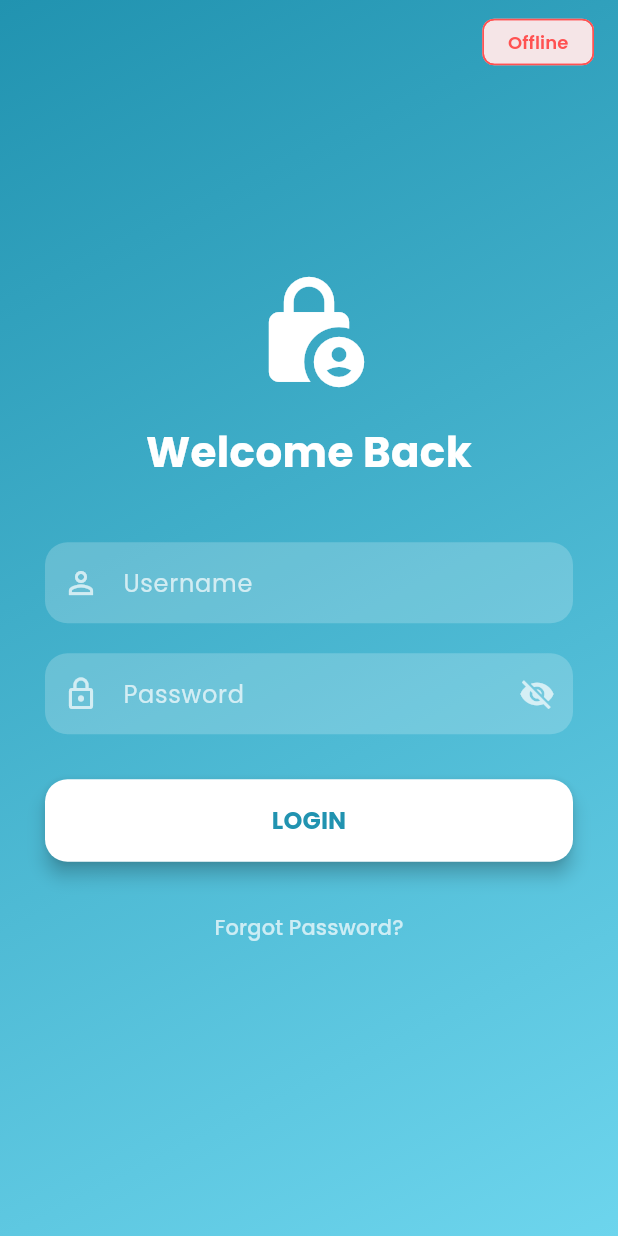
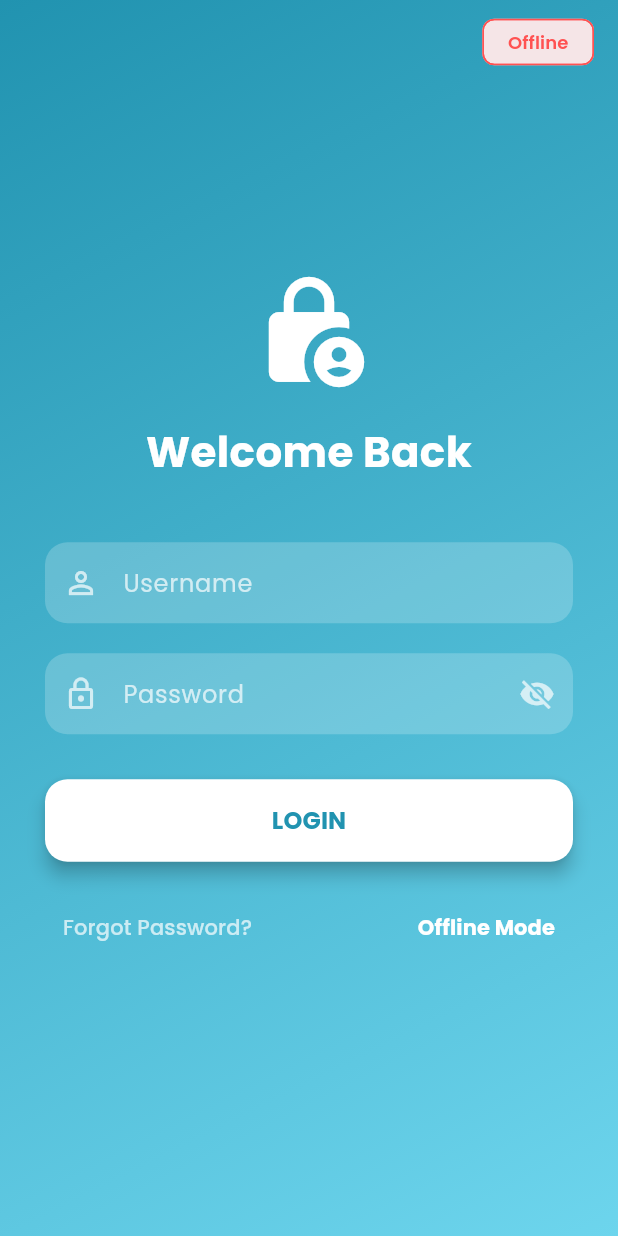
Before and after one commit to moeyanhtun-coding/Ant-Tech-Mobile, a Flutter app: the screen it shows after launch, on a phone screen of 412 x 824 dp. Run offline on Flutter 3.47's test engine with Material 3 defaults, Android fonts, the phone set to English and light mode, and no system bars; our stand-ins replace connectivity_plus, dartz, dio, equatable, flutter_bloc, geolocator and 5 more; missing offline and left inert: mobile_scanner.

Commit message:
feat: add Offline Mode button to LoginPage for navigation to PasscodePage

```diff
--- a/lib/features/auth/presentation/pages/login_page.dart
+++ b/lib/features/auth/presentation/pages/login_page.dart
@@ -8,6 +8,7 @@ import '../../../main/presentation/pages/main_page.dart';
 import '../bloc/auth_bloc.dart';
 import '../bloc/auth_event.dart';
 import '../bloc/auth_state.dart';
+import 'passcode_page.dart';
 
 class LoginPage extends StatefulWidget {
   const LoginPage({super.key});
@@ -176,12 +177,33 @@ class _LoginPageState extends State<LoginPage> {
                       },
                     ),
                     const SizedBox(height: 20),
+                    Row(
+                      mainAxisAlignment: MainAxisAlignment.spaceBetween,
+                      children: [
                         TextButton(
                           onPressed: () {},
                           child: Text(
                             'Forgot Password?',
                             style: GoogleFonts.poppins(color: Colors.white70),
                           ),
+                        ),
+                        TextButton(
+                          onPressed: () {
+                            Navigator.of(context).pushReplacement(
+                              MaterialPageRoute(
+                                builder: (_) => const PasscodePage(),
+                              ),
+                            );
+                          },
+                          child: Text(
+                            'Offline Mode',
+                            style: GoogleFonts.poppins(
+                              color: Colors.white,
+                              fontWeight: FontWeight.bold,
+                            ),
+                          ),
+                        ),
+                      ],
                     ),
                   ],
                 ),
```
Lines whose indentation alone changed are shown as unchanged.
